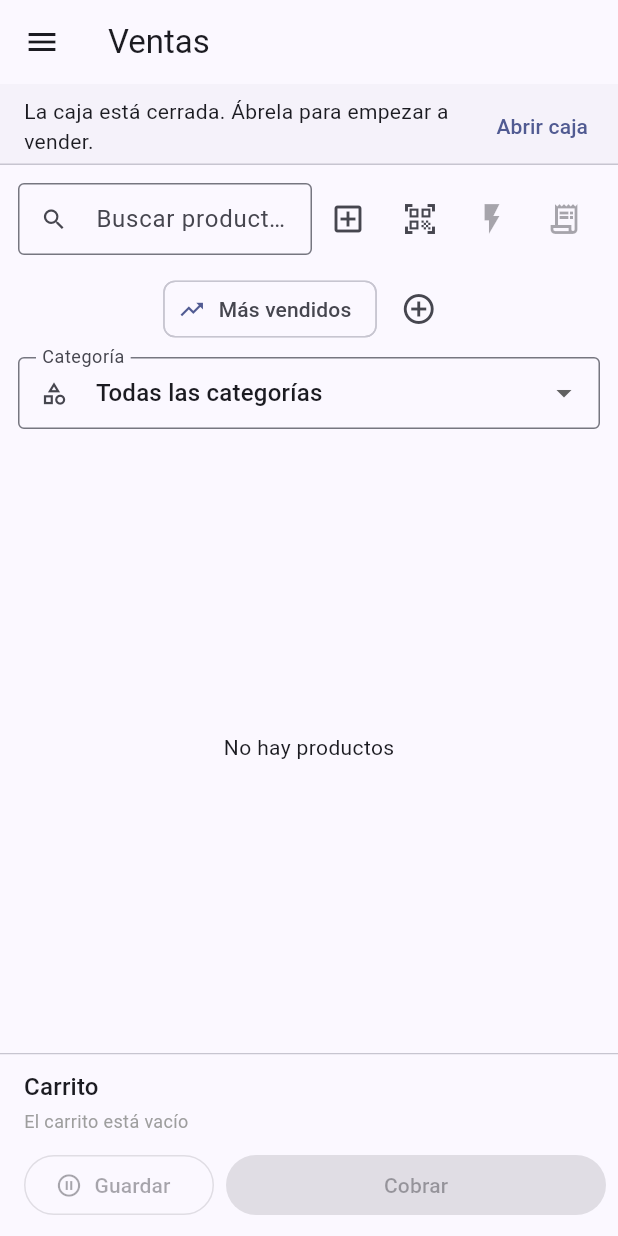
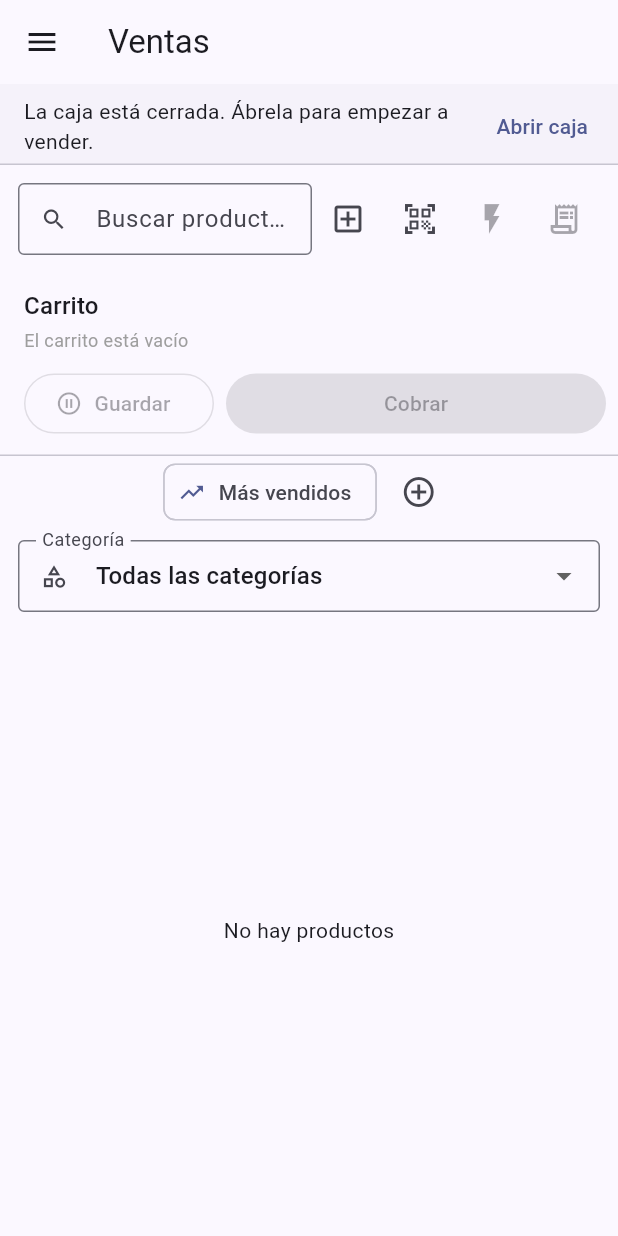
Before and after one commit to p1np0n/POSible, a Flutter app: the HomeShell screen opened directly, on a phone screen of 412 x 824 dp. Run offline on Flutter 3.47's test engine with Material 3 defaults, Android fonts, the phone set to English and light mode, and no system bars; our stand-ins replace csv, file_picker, image_picker, share_plus, shared_preferences, supabase_flutter; missing offline and left inert: mobile_scanner; accounts and stored records are empty.

Commit message:
Ventas: carrito arriba en pantallas angostas, mosaico más chico, y menú Artículos en el APK
- Menú "Artículos" (Lista de artículos, Categorías, Modificadores,
  Descuentos) ya no está restringido al panel web — ahora disponible
  también en el APK, para poder mantener el catálogo desde el mostrador.
  Reportes, Empleados, Catálogo global y Tiendas siguen solo en la web.
- En Ventas, en pantallas angostas (celular, tablet en vertical) el
  carrito compacto ahora se docka arriba, justo debajo del buscador
  (antes iba debajo del mosaico) — al desplegarlo ocupa casi toda la
  pantalla, y al plegarlo el mosaico recupera el espacio. En pantallas
  anchas (tablet horizontal, computador) sigue lado a lado a la derecha,
  sin cambios.
- Mosaico de productos más denso (tiles más chicos) para ver más
  productos de una vez sin desplazarse.

```diff
--- a/lib/screens/home/home_shell.dart
+++ b/lib/screens/home/home_shell.dart
@@ -53,10 +53,12 @@ class _HomeShellState extends State<HomeShell> {
       return const Scaffold(body: Center(child: CircularProgressIndicator()));
     }
 
-    // El APK (celular) se queda con lo esencial para atender en el mostrador:
-    // Reportes, Empleados, Catálogo global y Tiendas quedan solo en el panel
-    // web (nunca en el APK), a propósito. Clientes sí se muestra en ambos si
-    // la tienda lo tiene activado (las tiendas nuevas empiezan sin activar).
+    // El APK (celular) se queda con lo esencial para atender en el mostrador
+    // más el menú Artículos (catálogo, categorías, modificadores y
+    // descuentos), para poder mantener el catálogo sin depender del panel
+    // web. Reportes, Empleados, Catálogo global y Tiendas siguen solo en el
+    // panel web, a propósito. Clientes sí se muestra en ambos si la tienda
+    // lo tiene activado (las tiendas nuevas empiezan sin activar).
     //
     // Solo se muestra _screens[index] (no IndexedStack), así cada pantalla
     // vuelve a cargar sus datos al seleccionarla.
@@ -69,11 +71,11 @@ class _HomeShellState extends State<HomeShell> {
       if (kIsWeb && store.showReports) const ReportsScreen(),
       if (store.showCustomers) const CustomerListScreen(),
       const SettingsScreen(),
-      if (kIsWeb) ...[
       const ProductListScreen(),
       const CategoriesScreen(),
       const ModifiersScreen(),
       const DiscountsScreen(),
+      if (kIsWeb) ...[
         if (store.showEmployees) const EmployeesScreen(),
         if (store.isSuperAdmin) const InventoryScreen(),
         if (store.isSuperAdmin) const StoresScreen(),
@@ -89,11 +91,11 @@ class _HomeShellState extends State<HomeShell> {
       if (kIsWeb && store.showReports) 'Reportes',
       if (store.showCustomers) 'Clientes',
       'Configuración',
-      if (kIsWeb) ...[
       'Lista de artículos',
       'Categorías',
       'Modificadores',
       'Descuentos',
+      if (kIsWeb) ...[
         if (store.showEmployees) 'Empleados',
         if (store.isSuperAdmin) 'Catálogo global',
         if (store.isSuperAdmin) 'Tiendas',
@@ -109,10 +111,10 @@ class _HomeShellState extends State<HomeShell> {
     final reportsIndex = (kIsWeb && store.showReports) ? next++ : -1;
     final customersIndex = store.showCustomers ? next++ : -1;
     final settingsIndex = next++;
-    final productsIndex = kIsWeb ? next++ : -1;
-    final categoriesIndex = kIsWeb ? next++ : -1;
-    final modifiersIndex = kIsWeb ? next++ : -1;
-    final discountsIndex = kIsWeb ? next++ : -1;
+    final productsIndex = next++;
+    final categoriesIndex = next++;
+    final modifiersIndex = next++;
+    final discountsIndex = next++;
     final employeesIndex = (kIsWeb && store.showEmployees) ? next++ : -1;
     final inventoryIndex = (kIsWeb && store.isSuperAdmin) ? next++ : -1;
     final storesIndex = (kIsWeb && store.isSuperAdmin) ? next++ : -1;
@@ -168,7 +170,6 @@ class _HomeShellState extends State<HomeShell> {
             selected: index == 4,
             onTap: () => _selectIndex(4, closeDrawer: closeDrawer),
           ),
-          if (kIsWeb)
           ExpansionTile(
             leading: const Icon(Icons.inventory_2),
             title: const Text('Artículos'),
--- a/lib/screens/pos/pos_screen.dart
+++ b/lib/screens/pos/pos_screen.dart
@@ -37,9 +37,10 @@ import 'quick_item_dialog.dart';
 const double _splitLayoutBreakpoint = 900;
 
 /// Ancho aproximado de cada mosaico de producto — a partir de esto se
-/// calculan cuántas columnas caben según el ancho real de la pantalla (en
-/// una tablet ancha da unas 5 por línea, como se pidió).
-const double _targetTileWidth = 168.0;
+/// calculan cuántas columnas caben según el ancho real de la pantalla
+/// (da mosaicos chicos, unos 5x5 visibles a la vez en una tablet, como se
+/// pidió, para ver más productos sin desplazarse).
+const double _targetTileWidth = 120.0;
 
 class PosScreen extends StatefulWidget {
   const PosScreen({super.key});
@@ -517,18 +518,16 @@ class _PosScreenState extends State<PosScreen> {
     final prefs = context.watch<AppPreferencesProvider>();
     final products = _filteredProducts;
 
-    final productsPanel = RefreshIndicator(
-      onRefresh: _loadData,
-      child: Column(
-        children: [
-          if (!cashSession.loading && !cashSession.isOpen)
-            MaterialBanner(
+    final banner = (!cashSession.loading && !cashSession.isOpen)
+        ? MaterialBanner(
             content: const Text('La caja está cerrada. Ábrela para empezar a vender.'),
             actions: [
               TextButton(onPressed: _openCashSessionSheet, child: const Text('Abrir caja')),
             ],
-            ),
-          Padding(
+          )
+        : null;
+
+    final searchBar = Padding(
       padding: const EdgeInsets.all(12),
       child: Row(
         children: [
@@ -583,7 +582,12 @@ class _PosScreenState extends State<PosScreen> {
           ),
         ],
       ),
-          ),
+    );
+
+    final filtersAndGrid = RefreshIndicator(
+      onRefresh: _loadData,
+      child: Column(
+        children: [
           Padding(
             padding: const EdgeInsets.symmetric(horizontal: 12),
             child: SingleChildScrollView(
@@ -690,28 +694,41 @@ class _PosScreenState extends State<PosScreen> {
             _refreshOpenTicketCount();
           },
         );
+        // Pantalla ancha (tablet horizontal, computador): el carrito va
+        // siempre lado a lado, completo, a la derecha.
         if (isSplitWide) {
           return Row(
             children: [
-              Expanded(flex: 3, child: productsPanel),
+              Expanded(
+                flex: 3,
+                child: Column(
+                  children: [
+                    if (banner != null) banner,
+                    searchBar,
+                    Expanded(child: filtersAndGrid),
+                  ],
+                ),
+              ),
               const VerticalDivider(width: 1),
               SizedBox(width: 400, child: cartPanel),
             ],
           );
         }
-        // El carrito compacto se docka abajo con su alto natural (chico si
-        // está plegado, más grande si el cajero despliega el detalle),
-        // hasta un tope — así el mosaico de arriba se queda con todo el
-        // resto de la pantalla en vez de perder un 42% fijo aunque el
-        // carrito esté plegado.
+        // Pantalla angosta (celular, tablet vertical): el carrito va arriba,
+        // justo debajo del buscador — no debajo del mosaico — y al
+        // desplegarlo ocupa casi toda la pantalla (de lado a lado, y con
+        // bastante alto) para revisar el detalle antes de cobrar; el
+        // mosaico de productos queda con lo que sobra.
         return Column(
           children: [
-            Expanded(child: productsPanel),
-            const Divider(height: 1),
+            if (banner != null) banner,
+            searchBar,
             ConstrainedBox(
-              constraints: BoxConstraints(maxHeight: constraints.maxHeight * 0.62),
+              constraints: BoxConstraints(maxHeight: constraints.maxHeight * 0.8),
               child: cartPanel,
             ),
+            const Divider(height: 1),
+            Expanded(child: filtersAndGrid),
           ],
         );
       },
```
Also changed, not shown: 1 other file. Lines whose indentation alone changed are shown as unchanged.
